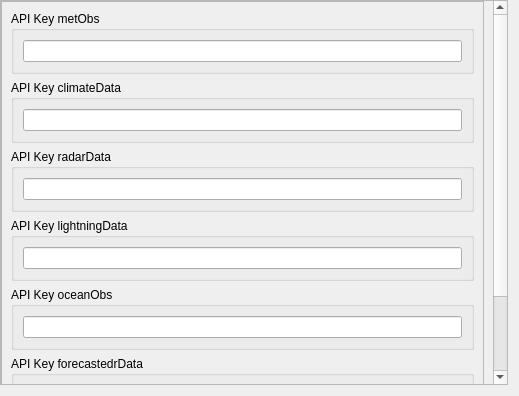
First picture: the form in settings/settings.ui, repository dmidk/Open-Data-QGIS-plugin, before the edit.
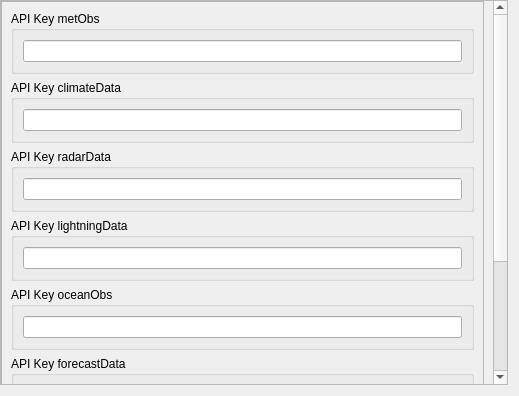
Second picture: the form after the edit.

Commit message:
Forecast tab modification and clean up
- EDR parameters added dynamically.
- GRIB forecast added again after removal.
- Clean up in code that is unused.

What changed in the file:
```diff
--- a/settings/settings.ui
+++ b/settings/settings.ui
@@ -44,9 +44,9 @@
       <property name="geometry">
        <rect>
         <x>0</x>
-        <y>0</y>
+        <y>-95</y>
         <width>491</width>
-        <height>421</height>
+        <height>480</height>
        </rect>
       </property>
       <property name="sizePolicy">
@@ -154,10 +154,22 @@
             </layout>
            </widget>
           </item>
+          <item>
+           <widget class="QGroupBox" name="groupBox_6">
+            <property name="title">
+             <string>API Key forecastData</string>
+            </property>
+            <layout class="QVBoxLayout" name="verticalLayout_8">
+             <item>
+              <widget class="QLineEdit" name="DMI_apiKey_forecastData_GRIB"/>
+             </item>
+            </layout>
+           </widget>
+          </item>
           <item>
            <widget class="QGroupBox" name="groupBox_5">
             <property name="title">
-             <string>API Key forecastedrData</string>
+             <string>API Key forecastEDRData</string>
             </property>
             <layout class="QVBoxLayout" name="verticalLayout_7">
              <item>
```
Left out of the diff: 2 changed lines with no effect on the pictures. The commit also changes 9 other files.
